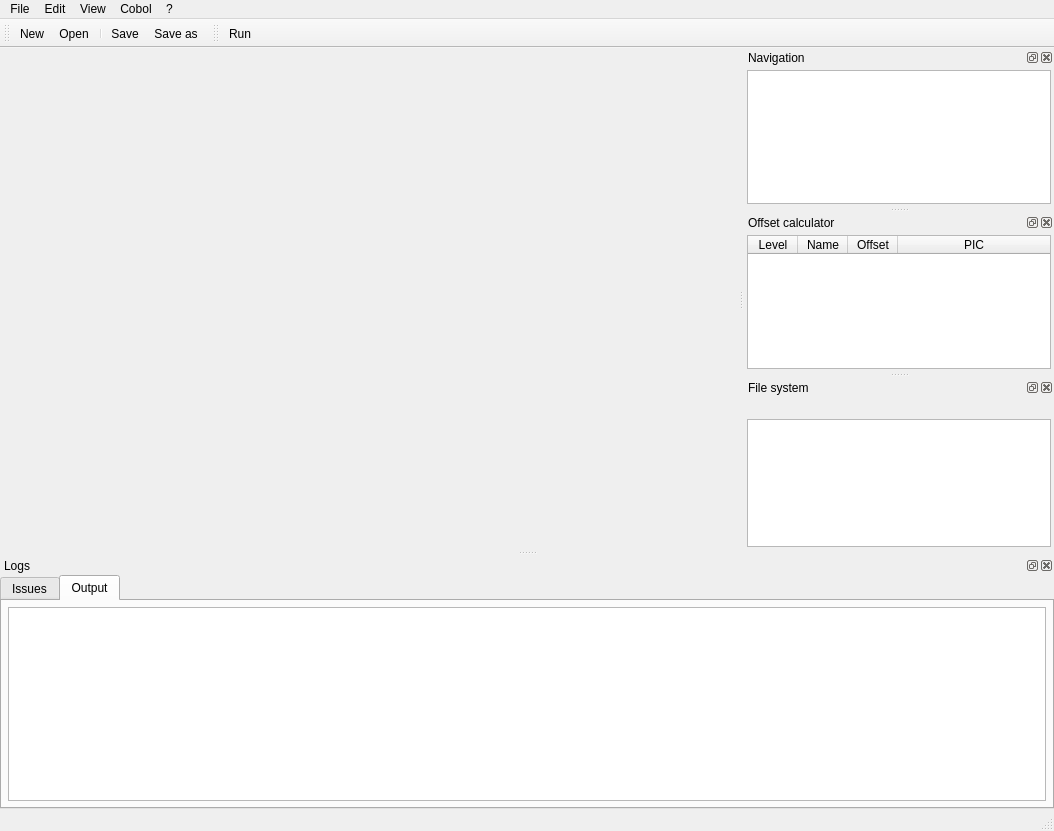
Above: forms/ide.ui from OpenCobolIDE/OpenCobolIDE before the change. Below: the same form after it.
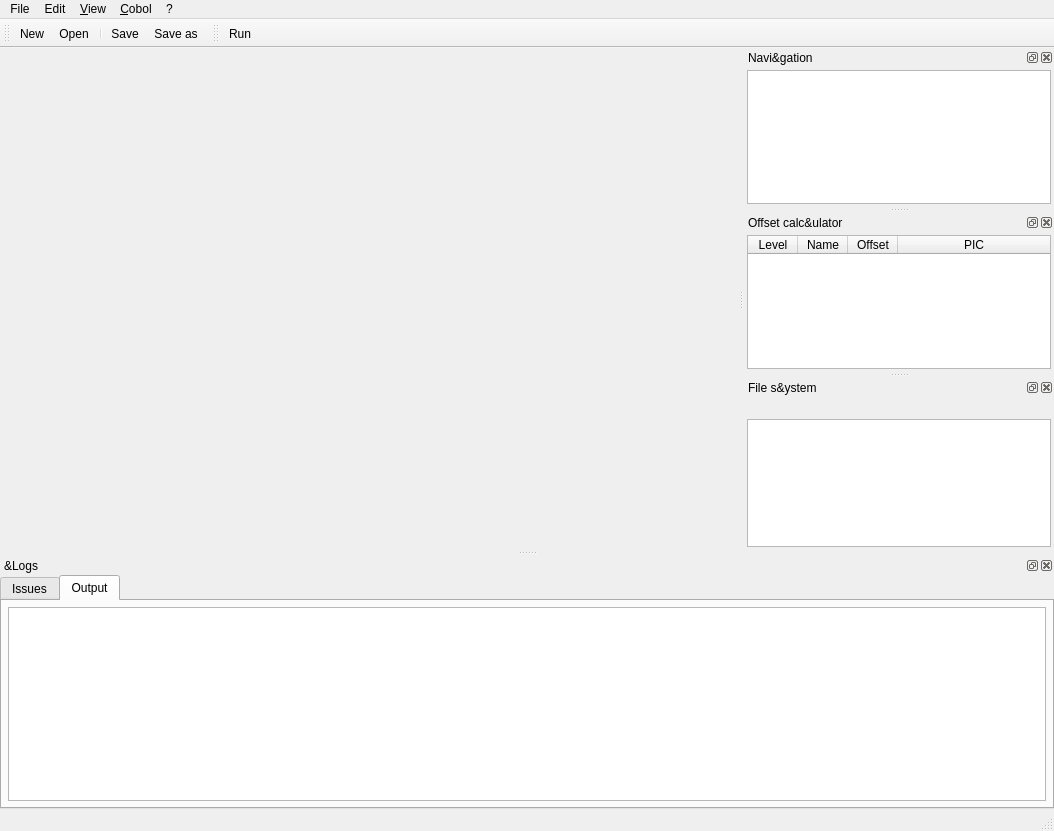
That is the form after the change. The open tabs and pages were chosen to show the change. Icons and pictures are not drawn. Custom widgets are drawn as their Qt base class.

Commit message:
Fix layout margin
and recompile ui with qt 5.4.1

```diff
--- a/forms/ide.ui
+++ b/forms/ide.ui
@@ -415,7 +415,7 @@
   </widget>
   <widget class="QDockWidget" name="dockWidgetLogs">
    <property name="windowTitle">
-    <string>Logs</string>
+    <string>&amp;Logs</string>
    </property>
    <attribute name="dockWidgetArea">
     <number>8</number>
@@ -506,7 +506,7 @@
      <x>0</x>
      <y>0</y>
      <width>1054</width>
-     <height>37</height>
+     <height>29</height>
     </rect>
    </property>
    <widget class="QMenu" name="menuFile">
@@ -548,7 +548,7 @@
    </widget>
    <widget class="QMenu" name="menuView">
     <property name="title">
-     <string>View</string>
+     <string>&amp;View</string>
     </property>
     <widget class="QMenu" name="menuWindows">
      <property name="title">
@@ -566,7 +566,7 @@
    </widget>
    <widget class="QMenu" name="menuCobol">
     <property name="title">
-     <string>Cobol</string>
+     <string>&amp;Cobol</string>
     </property>
     <widget class="QMenu" name="menuProgramType">
      <property name="title">
@@ -608,7 +608,7 @@
     <set>QDockWidget::AllDockWidgetFeatures</set>
    </property>
    <property name="windowTitle">
-    <string>Navigation</string>
+    <string>Navi&amp;gation</string>
    </property>
    <attribute name="dockWidgetArea">
     <number>2</number>
@@ -650,7 +650,7 @@
     </size>
    </property>
    <property name="windowTitle">
-    <string>Offset calculator</string>
+    <string>Offset calc&amp;ulator</string>
    </property>
    <attribute name="dockWidgetArea">
     <number>2</number>
@@ -731,7 +731,7 @@
     </size>
    </property>
    <property name="windowTitle">
-    <string>File system</string>
+    <string>File s&amp;ystem</string>
    </property>
    <attribute name="dockWidgetArea">
     <number>2</number>
```
Left out of the diff: 128 changed lines with no effect on the pictures. The commit also changes 5 other files.
